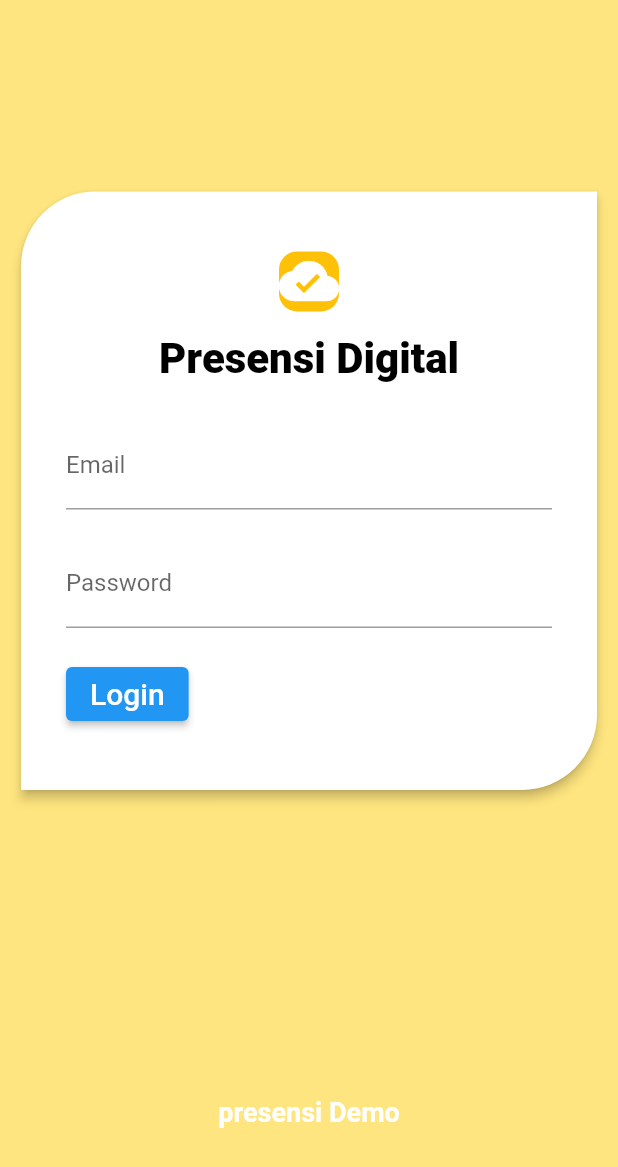
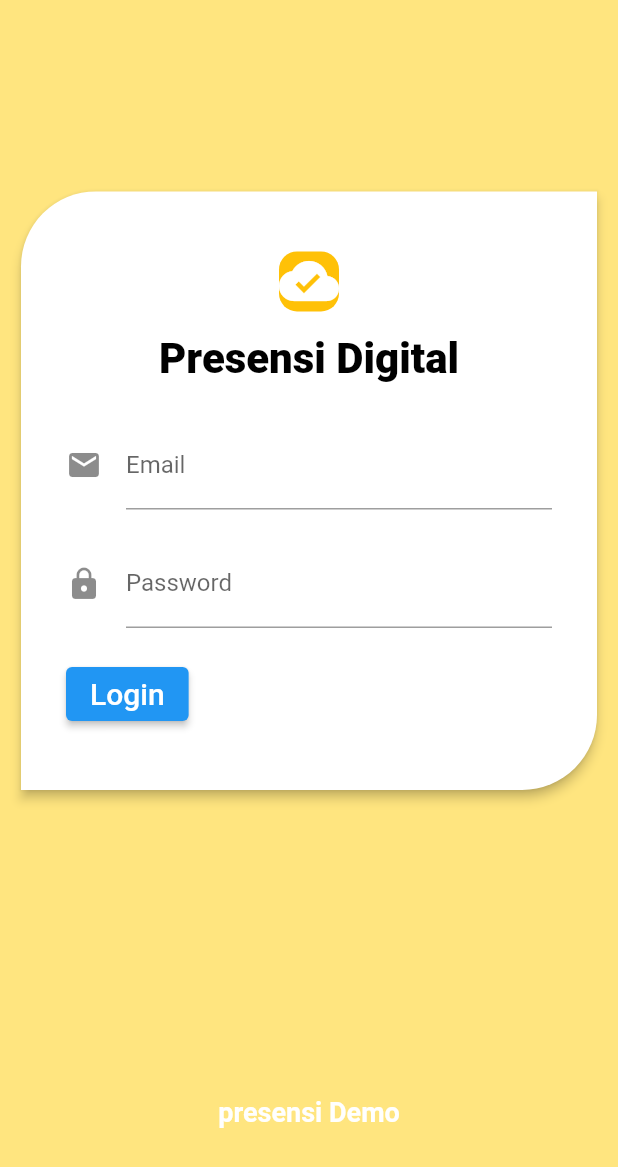
Before and after one commit to herry88/presensidigital, a Flutter app: the screen it shows after launch, on a phone screen of 412 x 824 dp. Shown: the top 1167 px of the screen. Run offline on Flutter 3.47's test engine with Material 2 defaults, Android fonts, the phone set to English and light mode, and no system bars.

Commit message:
loginfunction

```diff
--- a/lib/pages/loginpage.dart
+++ b/lib/pages/loginpage.dart
@@ -1,8 +1,6 @@
-import 'dart:convert';
-
 import 'package:flutter/material.dart';
+import 'package:presensidigital/helper/loginhelper.dart';
 import 'package:presensidigital/widgets/button.dart';
-import 'package:http/http.dart' as http;
 
 import 'home.dart';
 
@@ -14,6 +12,20 @@ class LoginPages extends StatefulWidget {
 }
 
 class _LoginPagesState extends State<LoginPages> {
+  TextEditingController _emailController = TextEditingController();
+  TextEditingController _passwordController = TextEditingController();
+
+  LoginHelper _loginHelper = LoginHelper();
+  String msgStatus = '';
+
+  _onPressed(){
+    setState(() {
+      if(_emailController.text.trim().toLowerCase().isEmpty && _passwordController.text.trim().toLowerCase().isEmpty){
+        _loginHelper.loginData(_emailController.text.trim().toLowerCase(), _passwordController.text.trim().toLowerCase());
+      }
+    });
+  }
+
   @override
   Widget build(BuildContext context) {
     return Scaffold(
@@ -43,7 +55,6 @@ class _LoginPagesState extends State<LoginPages> {
                   left: 10.0,
                   right: 10.0,
                 ),
-                child: Form(
                 child: Card(
                   elevation: 3.0,
                   shape: RoundedRectangleBorder(
@@ -89,8 +100,11 @@ class _LoginPagesState extends State<LoginPages> {
                             horizontal: 30.0,
                           ),
                           child: TextField(
+                            controller: _emailController,
                             decoration: InputDecoration(
                               labelText: 'Email',
+                              hintText: 'Masukkan Email',
+                              icon: Icon(Icons.email),
                             ),
                           ),
                         ),
@@ -100,9 +114,12 @@ class _LoginPagesState extends State<LoginPages> {
                             horizontal: 30.0,
                           ),
                           child: TextField(
+                            controller: _passwordController,
                             obscureText: true,
                             decoration: const InputDecoration(
                               labelText: 'Password',
+                              hintText: 'Masukkan Password',
+                              icon: Icon(Icons.lock),
                             ),
                           ),
                         ),
@@ -130,7 +147,6 @@ class _LoginPagesState extends State<LoginPages> {
               ),
             ),
           ),
-          ),
         ],
       ),
     );
```
Lines whose indentation alone changed are shown as unchanged.
